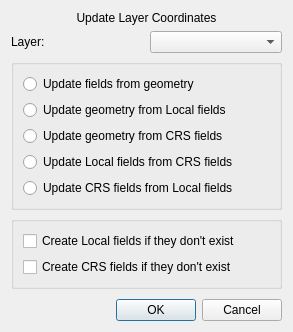
Old version of the form grid/update_layer_dialog_base.ui in the repository lparchaeology/ArkPlan.
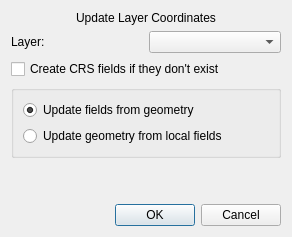
New version of the form.

Commit message: WIP Improved local grid update

Patch:
```diff
--- a/grid/update_layer_dialog_base.ui
+++ b/grid/update_layer_dialog_base.ui
@@ -6,8 +6,8 @@
    <rect>
     <x>0</x>
     <y>0</y>
-    <width>293</width>
-    <height>332</height>
+    <width>292</width>
+    <height>237</height>
    </rect>
   </property>
   <property name="windowTitle">
@@ -38,6 +38,13 @@
      </item>
     </layout>
    </item>
+   <item>
+    <widget class="QCheckBox" name="createCrsFieldsCheck">
+     <property name="text">
+      <string>Create CRS fields if they don't exist</string>
+     </property>
+    </widget>
+   </item>
    <item>
     <widget class="QGroupBox" name="groupBox">
      <property name="title">
@@ -52,59 +59,15 @@
         <property name="text">
          <string>Update fields from geometry</string>
         </property>
-       </widget>
-      </item>
-      <item>
-       <widget class="QRadioButton" name="updateGeometryFromLocalButton">
-        <property name="text">
-         <string>Update geometry from Local fields</string>
+        <property name="checked">
+         <bool>true</bool>
         </property>
        </widget>
       </item>
       <item>
        <widget class="QRadioButton" name="updateGeometryFromCrsButton">
         <property name="text">
-         <string>Update geometry from CRS fields</string>
-        </property>
-       </widget>
-      </item>
-      <item>
-       <widget class="QRadioButton" name="updateLocalFieldsButton">
-        <property name="text">
-         <string>Update Local fields from CRS fields</string>
-        </property>
-       </widget>
-      </item>
-      <item>
-       <widget class="QRadioButton" name="updateCrsFieldsButton">
-        <property name="text">
-         <string>Update CRS fields from Local fields</string>
-        </property>
-       </widget>
-      </item>
-     </layout>
-    </widget>
-   </item>
-   <item>
-    <widget class="QGroupBox" name="groupBox_2">
-     <property name="title">
-      <string/>
-     </property>
-     <property name="flat">
-      <bool>true</bool>
-     </property>
-     <layout class="QVBoxLayout" name="verticalLayout_2">
-      <item>
-       <widget class="QCheckBox" name="createLocalFields">
-        <property name="text">
-         <string>Create Local fields if they don't exist</string>
-        </property>
-       </widget>
-      </item>
-      <item>
-       <widget class="QCheckBox" name="createCrsFields">
-        <property name="text">
-         <string>Create CRS fields if they don't exist</string>
+         <string>Update geometry from local fields</string>
         </property>
        </widget>
       </item>
```
Left out of the diff: 2 changed lines with no effect on the pictures. The commit also changes 3 other files.
